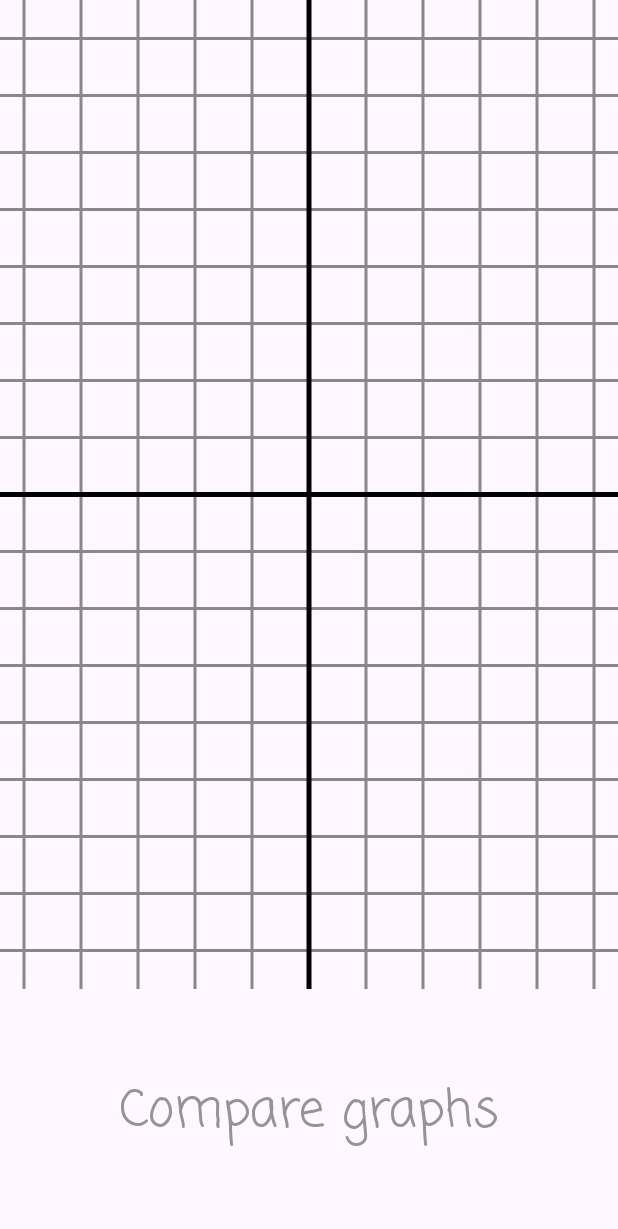
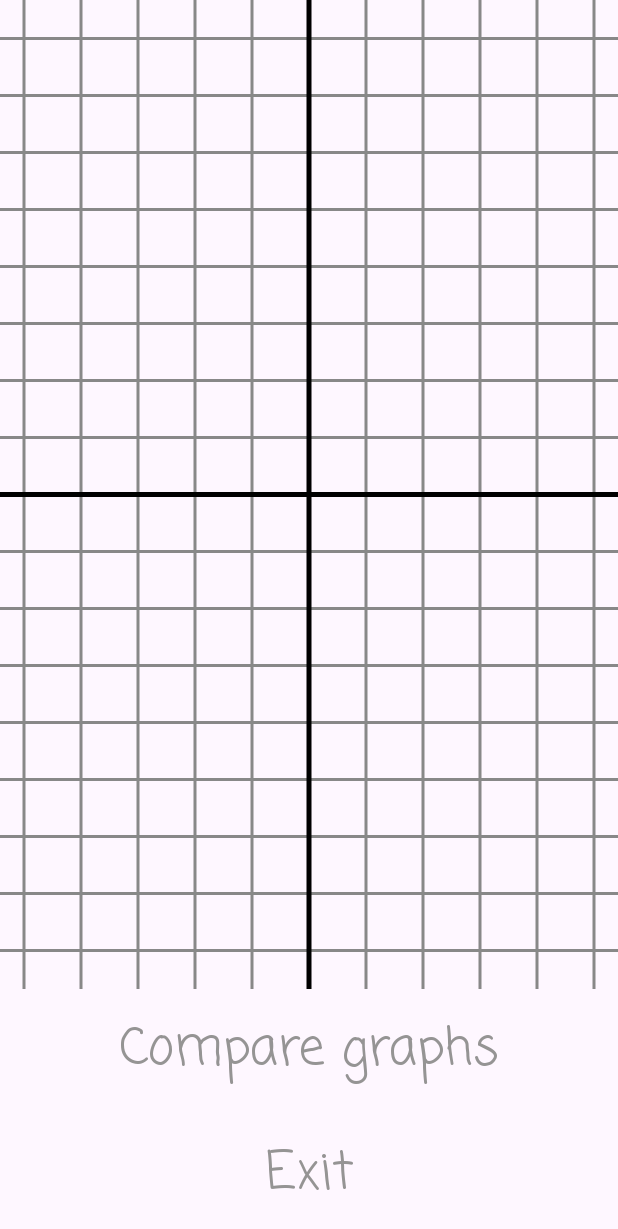
Before and after one commit to fasolka12345/MyGrafics, an Android app: the LineYourselfActivity screen opened directly, with no data from a screen before it, on a phone screen of 412 x 824 dp. Shown: the top 1229 px of the screen. Run offline under Robolectric (Android 15) with nearby library versions, the phone set to English and light mode, and no system bars; 2 statements that could not run were skipped.

Commit message:
Version 9.9.7

```diff
--- a/app/src/main/java/com/example/mygrafics/LineYourselfActivity.java
+++ b/app/src/main/java/com/example/mygrafics/LineYourselfActivity.java
@@ -27,6 +27,9 @@ public class LineYourselfActivity extends AppCompatActivity {
 
         View compareDirect = findViewById(R.id.textCompareDirect);
         compareDirect.setOnClickListener(this::clickCompareDirect);
+
+        View exitDirect = findViewById(R.id.textExitDirect);
+        exitDirect.setOnClickListener(this::clickExitDirect);
     }
 
     public void clickCompareDirect(View view) {
@@ -34,4 +37,10 @@ public class LineYourselfActivity extends AppCompatActivity {
         directYourselfView.showFunction();
         directYourselfView.invalidate();
     }
+
+    public void clickExitDirect(View view) {
+        moveTaskToBack(true);
+        android.os.Process.killProcess(android.os.Process.myPid());
+        System.exit(0);
+    }
 }
--- a/app/src/main/res/layout/activity_line.xml
+++ b/app/src/main/res/layout/activity_line.xml
@@ -19,16 +19,36 @@
         android:id="@+id/textCompareDirect"
         android:layout_width="0dp"
         android:layout_height="0dp"
-        app:layout_constraintHeight_percent="0.2"
-        app:layout_constraintWidth_percent="1.0"
-        app:layout_constraintTop_toBottomOf="@+id/directYourselfView"
+        android:fontFamily="casual"
+        android:gravity="center"
+        android:onClick="clickCompareDirect"
+        android:text="Compare graphs"
+        android:textColor="#959494"
+        android:textSize="34sp"
+        app:layout_constraintBottom_toBottomOf="parent"
+        app:layout_constraintHeight_percent="0.1"
+        app:layout_constraintHorizontal_bias="0.0"
         app:layout_constraintLeft_toLeftOf="parent"
         app:layout_constraintRight_toRightOf="parent"
+        app:layout_constraintTop_toBottomOf="@+id/directYourselfView"
+        app:layout_constraintVertical_bias="0.0"
+        app:layout_constraintWidth_percent="1.0" />
+
+    <TextView
+        android:id="@+id/textExitDirect"
+        android:layout_width="0dp"
+        android:layout_height="0dp"
         android:fontFamily="casual"
         android:gravity="center"
-        android:text="Compare graphs"
-        android:onClick="clickCompareDirect"
+        android:onClick="clickExitDirect"
+        android:text="Exit"
         android:textColor="#959494"
-        android:textSize="34sp" />
+        android:textSize="34sp"
+        app:layout_constraintBottom_toBottomOf="parent"
+        app:layout_constraintHeight_percent="0.1"
+        app:layout_constraintLeft_toLeftOf="parent"
+        app:layout_constraintRight_toRightOf="parent"
+        app:layout_constraintTop_toBottomOf="@+id/textCompareDirect"
+        app:layout_constraintWidth_percent="1.0" />
 
 </androidx.constraintlayout.widget.ConstraintLayout>
```
Also changed, not shown: app/src/main/java/com/example/mygrafics/LineParabolaYourselfActivity.java (+9 -0 lines), app/src/main/java/com/example/mygrafics/LineRootYourselfActivity.java (+9 -0 lines), app/src/main/res/layout/activity_line_parabola.xml (+18 -1 lines), app/src/main/res/layout/activity_line_root.xml (+18 -1 lines).
